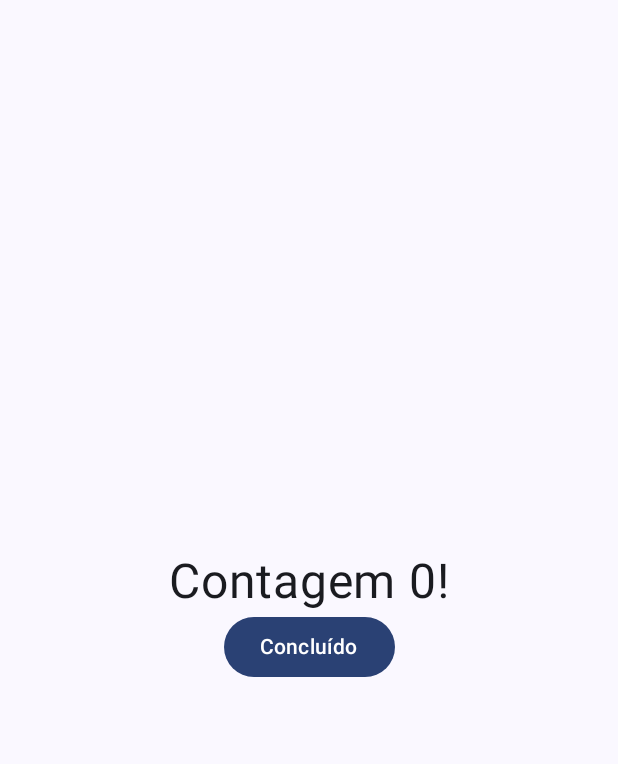
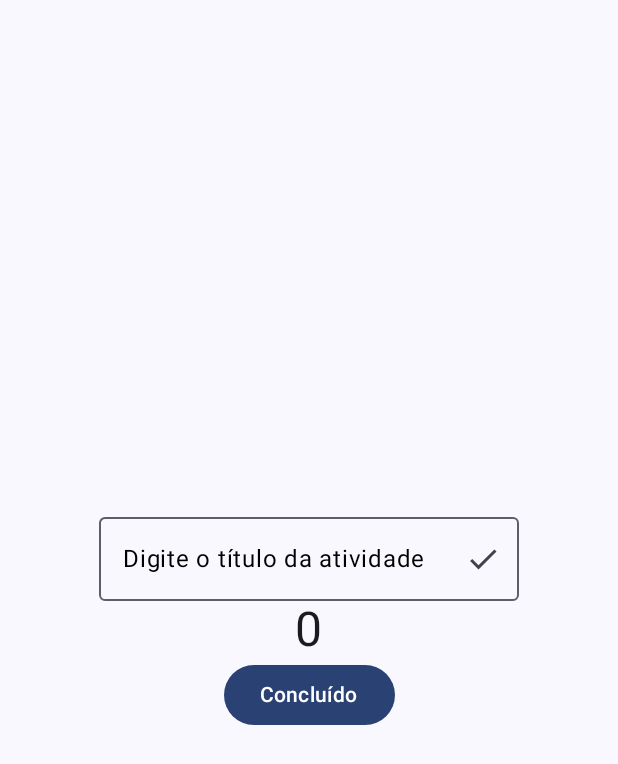
Before and after one commit to thiago-desenv/DayUp, an Android app built with Jetpack Compose: the screen it shows after launch (MainActivity), on a phone screen of 412 x 824 dp. Shown: the top 764 px of the screen. Run offline under Robolectric (Android 15) with nearby library versions, the phone set to English and light mode, and no system bars.

Commit message:
Ajustado estilo do label

```diff
--- a/app/src/main/java/com/example/dayup/MainActivity.kt
+++ b/app/src/main/java/com/example/dayup/MainActivity.kt
@@ -8,16 +8,25 @@ import androidx.compose.foundation.layout.Arrangement
 import androidx.compose.foundation.layout.Column
 import androidx.compose.foundation.layout.fillMaxSize
 import androidx.compose.foundation.layout.padding
+import androidx.compose.material.icons.Icons
+import androidx.compose.material.icons.filled.Check
+import androidx.compose.material.icons.filled.Edit
 import androidx.compose.material3.Button
+import androidx.compose.material3.Icon
+import androidx.compose.material3.IconButton
+import androidx.compose.material3.OutlinedTextField
 import androidx.compose.material3.Scaffold
 import androidx.compose.material3.Text
+import androidx.compose.material3.TextFieldDefaults
 import androidx.compose.runtime.Composable
 import androidx.compose.runtime.getValue
 import androidx.compose.runtime.mutableIntStateOf
+import androidx.compose.runtime.mutableStateOf
 import androidx.compose.runtime.remember
 import androidx.compose.runtime.setValue
 import androidx.compose.ui.Alignment
 import androidx.compose.ui.Modifier
+import androidx.compose.ui.graphics.Color
 import androidx.compose.ui.tooling.preview.Preview
 import androidx.compose.ui.unit.dp
 import androidx.compose.ui.unit.sp
@@ -42,13 +51,40 @@ class MainActivity : ComponentActivity() {
 @Composable
 fun CounterApp(modifier: Modifier = Modifier) {
     var count by remember { mutableIntStateOf(0) }
+    var input by remember { mutableStateOf("") }
+    var isEditing by remember { mutableStateOf(true) }
 
     Column(modifier = modifier.fillMaxSize().padding(16.dp),
         verticalArrangement = Arrangement.Center,
         horizontalAlignment = Alignment.CenterHorizontally) {
-        Text(text = "Contagem $count!",
-            fontSize = 32.sp
+
+        OutlinedTextField(
+            value = input,
+            onValueChange = { newValue ->
+                if(isEditing) {
+                    input = newValue
+                    count = newValue.toIntOrNull() ?: count
+                }
+            },
+            label = { Text("Digite o título da atividade", color = if (isEditing) Color.Black else Color.Gray) },
+            readOnly = !isEditing,
+            trailingIcon = {
+                if(isEditing) {
+                    IconButton(onClick = { isEditing = !isEditing}) {
+                        Icon(imageVector = Icons.Default.Check, contentDescription = "Confirmar")
+                    }
+                }
+                else {
+                    IconButton(onClick = { isEditing = true }) {
+                        Icon(imageVector = Icons.Default.Edit, contentDescription = "Editar")
+
+                    }
+                }
+            }
         )
+
+        Text(text = "$count",
+            fontSize = 32.sp)
         Button(onClick = { count++ }) {
             Text(text = "Concluído")
         }
```
